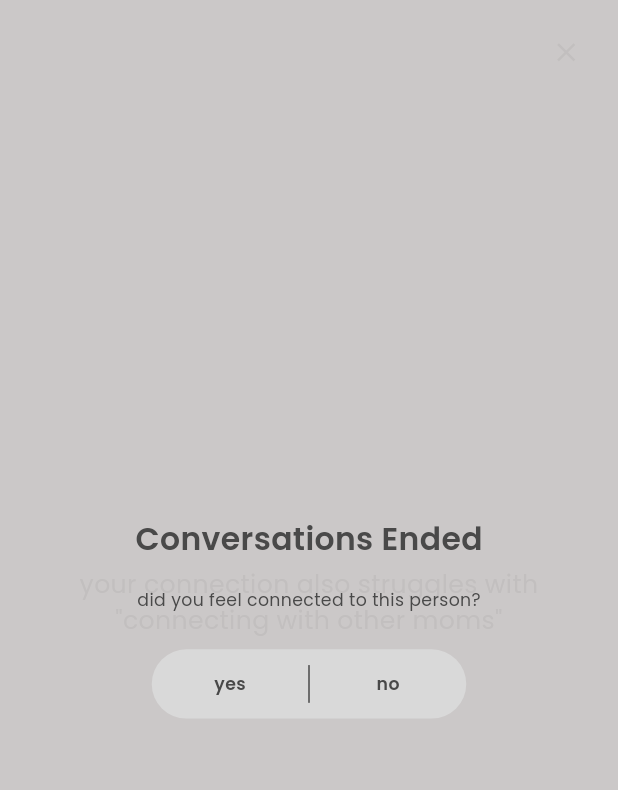
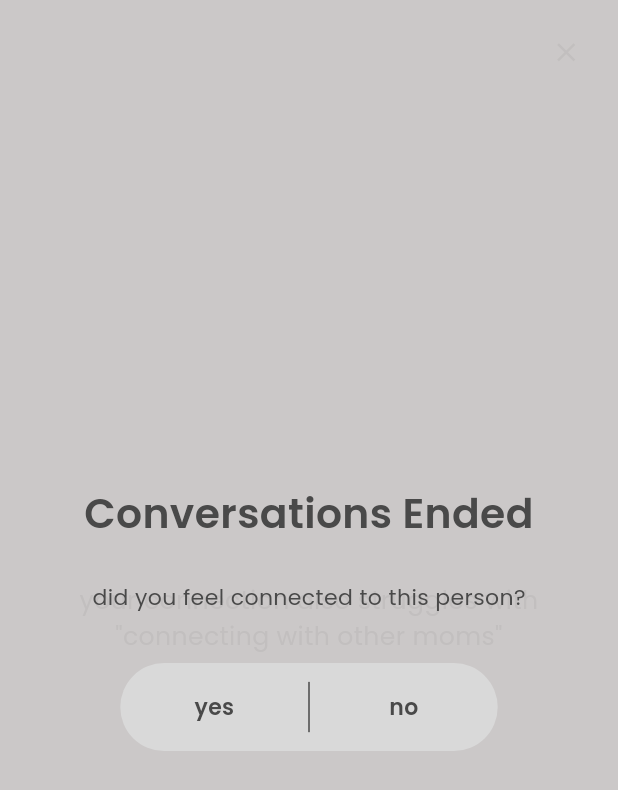
Before and after one commit to alex645324/momsbond.com, a Flutter app: the MessagesView screen opened directly with empty values, after a tap on the "close" icon, on a phone screen of 412 x 824 dp. Shown: the top 790 px of the screen. Run offline on Flutter 3.47's test engine with Material 3 defaults, Android fonts, the light colour scheme and no system bars; our stand-ins replace cloud_firestore, firebase_auth, firebase_core, flutter_chat_types, google_fonts, shared_preferences; accounts and stored records are empty.

Commit message:
chat section done with UI and funcation implementation

```diff
--- a/lib/Templates/chat_text_field.dart
+++ b/lib/Templates/chat_text_field.dart
@@ -63,7 +63,7 @@ class _ChatTextFieldState extends State<ChatTextField> {
   void _log(String msg) => debugPrint('[ChatTextField] $msg');
 
   TextStyle _txt(Color color) => GoogleFonts.poppins(
-        fontSize: 11 * widget.scaleFactor,
+        fontSize: 14 * widget.scaleFactor,
         color: color,
       );
 
@@ -90,7 +90,7 @@ class _ChatTextFieldState extends State<ChatTextField> {
           child: Icon(
             Icons.send,
             color: const Color(0xFF494949),
-            size: 20 * widget.scaleFactor,
+            size: 24 * widget.scaleFactor,
           ),
         ),
       );
@@ -102,7 +102,7 @@ class _ChatTextFieldState extends State<ChatTextField> {
       onPanUpdate: _maybeHandleSwipe,
       child: Container(
         constraints: BoxConstraints(
-          minHeight: 44 * widget.scaleFactor,
+          minHeight: 56 * widget.scaleFactor,
           maxHeight: 120 * widget.scaleFactor,
         ),
         decoration: _outerDecoration,
@@ -123,8 +123,8 @@ class _ChatTextFieldState extends State<ChatTextField> {
             hintText: 'say how you feel...',
             hintStyle: _txt(const Color(0xFF878787)),
             contentPadding: EdgeInsets.symmetric(
-              horizontal: 20 * widget.scaleFactor,
-              vertical: 14 * widget.scaleFactor,
+              horizontal: 24 * widget.scaleFactor,
+              vertical: 18 * widget.scaleFactor,
             ),
             border: InputBorder.none,
             isDense: true,
--- a/lib/config/app_config.dart
+++ b/lib/config/app_config.dart
@@ -1,7 +1,7 @@
 /// Configuration values for the application
 class AppConfig {
   /// Duration of chat conversations in seconds
-  static const int chatDurationSeconds = 300; // 5 minutes
+  static const int chatDurationSeconds = 30; // 5 minutes
 
   // Private constructor to prevent instantiation
   AppConfig._();
--- a/lib/viewmodels/messages_viewmodel.dart
+++ b/lib/viewmodels/messages_viewmodel.dart
@@ -233,8 +233,8 @@ class MessagesViewModel extends ChangeNotifier {
         .collection('conversations')
         .doc(_messagesModel.conversationId)
         .collection('messages')
-        .orderBy('createdAt', descending: true)
-        .limit(50) // Limit to recent messages
+        .orderBy('createdAt', descending: false)
+        .limit(50)
         .snapshots()
         .listen(
           (snapshot) {
--- a/lib/views/messages_view.dart
+++ b/lib/views/messages_view.dart
@@ -5,6 +5,7 @@ import '../models/messages_model.dart';
 import '../viewmodels/messages_viewmodel.dart';
 import '../Templates/chat_text_field.dart';
 import 'dashboard_view.dart';
+import 'package:flutter/animation.dart';
 
 // Holds width / scale data calculated from screen width
 class _LayoutSizes {
@@ -29,6 +30,8 @@ class MessagesView extends StatefulWidget {
 class _MessagesViewState extends State<MessagesView> {
   final ScrollController _scrollController = ScrollController();
   late final Widget _chatTextField;
+  bool _isNearBottom = true;
+  int _previousMessageCount = 0;
 
   // -------------------------------------------------------------------
   // Small private helpers to remove repetition (public API unchanged)
@@ -56,6 +59,9 @@ class _MessagesViewState extends State<MessagesView> {
   void initState() {
     super.initState();
 
+    // Add scroll listener to track user scroll behavior
+    _scrollController.addListener(_onScroll);
+
     // Create ChatTextField once and reuse it
     _chatTextField = LayoutBuilder(
       builder: (context, constraints) {
@@ -74,6 +80,22 @@ class _MessagesViewState extends State<MessagesView> {
     });
   }
 
+  void _onScroll() {
+    if (!_scrollController.hasClients) return;
+
+    final maxScroll = _scrollController.position.maxScrollExtent;
+    final currentScroll = _scrollController.offset;
+
+    // Consider "near bottom" if within 100 pixels of bottom
+    final wasNearBottom = _isNearBottom;
+    _isNearBottom = (maxScroll - currentScroll) < 100;
+
+    // Track if user is actively scrolling (not auto-scroll)
+    if (wasNearBottom != _isNearBottom) {
+      setState(() {});
+    }
+  }
+
   void _navigateToDashboard() {
     if (mounted) {
       // Reset the MessagesViewModel state before navigating
@@ -89,22 +111,32 @@ class _MessagesViewState extends State<MessagesView> {
 
   @override
   void dispose() {
+    _scrollController.removeListener(_onScroll);
     _scrollController.dispose();
     super.dispose();
   }
 
   void _onSendMessage(String text) {
     Provider.of<MessagesViewModel>(context, listen: false).sendMessage(text);
+    // Always scroll to bottom when user sends a message
+    _isNearBottom = true; // Force scroll for sent messages
     _scrollToBottom();
   }
 
   void _scrollToBottom() {
+    if (!_scrollController.hasClients) return;
+
+    // Only auto-scroll if user is near bottom (like iMessage)
+    if (_isNearBottom) {
+      WidgetsBinding.instance.addPostFrameCallback((_) {
         if (_scrollController.hasClients) {
           _scrollController.animateTo(
             _scrollController.position.maxScrollExtent,
-        duration: const Duration(milliseconds: 300),
+            duration: const Duration(milliseconds: 200),
             curve: Curves.easeOut,
           );
+        }
+      });
     }
   }
 
@@ -113,6 +145,23 @@ class _MessagesViewState extends State<MessagesView> {
     return Consumer<MessagesViewModel>(
       child: _chatTextField,
       builder: (context, viewModel, chatTextField) {
+        // Check for new messages and auto-scroll if user is near bottom
+        if (viewModel.messages.length > _previousMessageCount && _isNearBottom) {
+          WidgetsBinding.instance.addPostFrameCallback((_) {
+            _scrollToBottom();
+          });
+        }
+
+        // Initial scroll to bottom when conversation first loads
+        if (_previousMessageCount == 0 && viewModel.messages.isNotEmpty) {
+          _isNearBottom = true; // Ensure we scroll for initial load
+          WidgetsBinding.instance.addPostFrameCallback((_) {
+            _scrollToBottom();
+          });
+        }
+
+        _previousMessageCount = viewModel.messages.length;
+
         if (viewModel.isLoading) {
           return _buildLoadingState();
         }
@@ -178,16 +227,11 @@ class _MessagesViewState extends State<MessagesView> {
             final sizes = _calcSizes(screenWidth);
             final bool isDesktop = screenWidth > 1024;
             final bool isTablet = screenWidth > 768 && screenWidth <= 1024;
-            final double contentWidth = sizes.contentWidth;
             final double scaleFactor = sizes.scaleFactor;
-            final double horizontalPadding =
-                sizes.isMobileWidth ? 0.0 : (screenWidth - contentWidth) / 2;
             final bottomInset = MediaQuery.of(context).viewInsets.bottom;
 
-            return Padding(
-              padding: EdgeInsets.symmetric(horizontal: horizontalPadding),
-              child: Container(
-                width: contentWidth,
+            return Container(
+              width: screenWidth, // Use full screen width
               height: screenHeight,
               child: Stack(
                 children: [
@@ -214,10 +258,10 @@ class _MessagesViewState extends State<MessagesView> {
                   ),
                   // Chat messages area
                   Positioned(
-                      left: 20,
-                      right: 20,
-                      top: 120 * scaleFactor,
-                      bottom: 140 * scaleFactor + bottomInset,
+                    left: 16,
+                    right: 16,
+                    top: 80 * scaleFactor,
+                    bottom: 80 * scaleFactor + bottomInset,
                     child: _buildMessagesArea(viewModel, scaleFactor),
                   ),
 
@@ -253,8 +297,8 @@ class _MessagesViewState extends State<MessagesView> {
                   // Input field at bottom
                   if (viewModel.isConversationActive)
                     Positioned(
-                        left: 20 * scaleFactor,
-                        right: 20 * scaleFactor,
+                      left: 16,
+                      right: 16,
                       bottom: 20 * scaleFactor + bottomInset,
                       child: chatTextField,
                     ),
@@ -263,7 +307,6 @@ class _MessagesViewState extends State<MessagesView> {
                   if (viewModel.showEndOverlay)
                     _buildEndOverlay(viewModel, scaleFactor),
                 ],
-                ),
               ),
             );
           },
@@ -285,9 +328,14 @@ class _MessagesViewState extends State<MessagesView> {
 
     return ListView.builder(
       controller: _scrollController,
-      reverse: true, // Show newest messages at bottom
+      // Natural order - no reverse, messages flow chronologically from top to bottom
       itemCount: viewModel.messages.length,
+      padding: EdgeInsets.only(
+        top: 8 * scaleFactor,
+        bottom: 8 * scaleFactor,
+      ),
       itemBuilder: (context, index) {
+        // Natural indexing - messages are already in chronological order
         final message = viewModel.messages[index];
         return _buildMessageBubble(message, scaleFactor);
       },
@@ -304,12 +352,12 @@ class _MessagesViewState extends State<MessagesView> {
             ? MainAxisAlignment.end
             : MainAxisAlignment.start,
         children: [
-          if (!isCurrentUser) SizedBox(width: 45 * scaleFactor),
+          if (!isCurrentUser) SizedBox(width: 0),
           Flexible(
             child: Container(
               padding: EdgeInsets.symmetric(
-                horizontal: 16 * scaleFactor,
-                vertical: 12 * scaleFactor,
+                horizontal: 20 * scaleFactor,
+                vertical: 16 * scaleFactor,
               ),
               decoration: BoxDecoration(
                 color: isCurrentUser
@@ -328,13 +376,13 @@ class _MessagesViewState extends State<MessagesView> {
               ),
               child: Text(
                 message.text,
-                style: _txt(11, scaleFactor, FontWeight.w400, const Color(0xFF494949)),
+                style: _txt(14, scaleFactor, FontWeight.w400, const Color(0xFF494949)),
                 softWrap: true,
                 overflow: TextOverflow.visible,
               ),
             ),
           ),
-          if (isCurrentUser) SizedBox(width: 45 * scaleFactor),
+          if (isCurrentUser) SizedBox(width: 0),
         ],
       ),
     );
@@ -342,17 +390,19 @@ class _MessagesViewState extends State<MessagesView> {
 
   Widget _buildEndOverlay(MessagesViewModel viewModel, double scaleFactor) {
     return Positioned.fill(
+      child: _FadeInWrapper(
         child: Container(
-        color: const Color(0xFFC8C5C5).withValues(alpha: 0.9),
+          color: const Color(0xFFC8C5C5).withOpacity(0.9),
           child: Center(
             child: Column(
               mainAxisSize: MainAxisSize.min,
               children: [
                 Text(
                   'Conversations Ended',
-                style: _txt(20, scaleFactor, FontWeight.w600, const Color(0xFF494949)),
+                  textAlign: TextAlign.center,
+                  style: _txt(26, scaleFactor, FontWeight.w600, const Color(0xFF494949)),
                 ),
-              SizedBox(height: 16 * scaleFactor),
+                SizedBox(height: 24 * scaleFactor),
 
                 // Show different content based on conversation end step
                 if (viewModel.messagesModel.showAcknowledgment)
@@ -360,6 +410,7 @@ class _MessagesViewState extends State<MessagesView> {
                 else if (viewModel.messagesModel.showFeedbackPrompt || viewModel.messagesModel.showFeedbackButtons)
                   _buildFeedbackContent(viewModel, scaleFactor),
               ],
+            ),
           ),
         ),
       ),
@@ -372,29 +423,29 @@ class _MessagesViewState extends State<MessagesView> {
       children: [
         Text(
           'did you feel connected to this person?',
-          style: _txt(11, scaleFactor, FontWeight.w400, const Color(0xFF494949)),
+          style: _txt(14, scaleFactor, FontWeight.w400, const Color(0xFF494949)),
         ),
-        SizedBox(height: 24 * scaleFactor),
+        SizedBox(height: 32 * scaleFactor),
 
         // Binary choice button or loading indicator
         if (viewModel.messagesModel.isSubmittingFeedback)
           Column(
             children: [
               const CircularProgressIndicator(),
-              SizedBox(height: 8 * scaleFactor),
+              SizedBox(height: 12 * scaleFactor),
               Text(
                 'Saving your feedback...',
-                style: _txt(10, scaleFactor, FontWeight.normal, const Color(0xFF494949)),
+                style: _txt(12, scaleFactor, FontWeight.normal, const Color(0xFF494949)),
               ),
             ],
           )
         else
           Container(
-            width: 200 * scaleFactor,
-            height: 44 * scaleFactor,
+            width: 240 * scaleFactor,
+            height: 56 * scaleFactor,
             decoration: BoxDecoration(
               color: const Color(0xFFD9D9D9),
-              borderRadius: BorderRadius.circular(22 * scaleFactor),
+              borderRadius: BorderRadius.circular(28 * scaleFactor),
             ),
             child: Row(
               children: [
@@ -414,14 +465,14 @@ class _MessagesViewState extends State<MessagesView> {
                             ? const Color(0xFF494949).withValues(alpha: 0.2)
                             : Colors.transparent,
                         borderRadius: BorderRadius.only(
-                          topLeft: Radius.circular(22 * scaleFactor),
-                          bottomLeft: Radius.circular(22 * scaleFactor),
+                          topLeft: Radius.circular(28 * scaleFactor),
+                          bottomLeft: Radius.circular(28 * scaleFactor),
                         ),
                       ),
                       child: Center(
                         child: Text(
                           'yes',
-                          style: _txt(11, scaleFactor, FontWeight.w600, const Color(0xFF494949)),
+                          style: _txt(14, scaleFactor, FontWeight.w600, const Color(0xFF494949)),
                         ),
                       ),
                     ),
@@ -430,7 +481,7 @@ class _MessagesViewState extends State<MessagesView> {
                 // Vertical divider
                 Container(
                   width: 1,
-                  height: 24 * scaleFactor,
+                  height: 32 * scaleFactor,
                   color: const Color(0xFF494949),
                 ),
                 // No option
@@ -449,14 +500,14 @@ class _MessagesViewState extends State<MessagesView> {
                             ? const Color(0xFF494949).withValues(alpha: 0.2)
                             : Colors.transparent,
                         borderRadius: BorderRadius.only(
-                          topRight: Radius.circular(22 * scaleFactor),
-                          bottomRight: Radius.circular(22 * scaleFactor),
+                          topRight: Radius.circular(28 * scaleFactor),
+                          bottomRight: Radius.circular(28 * scaleFactor),
                         ),
                       ),
                       child: Center(
                         child: Text(
                           'no',
-                          style: _txt(11, scaleFactor, FontWeight.w600, const Color(0xFF494949)),
+                          style: _txt(14, scaleFactor, FontWeight.w600, const Color(0xFF494949)),
                         ),
                       ),
                     ),
@@ -515,3 +566,34 @@ class _MessagesViewState extends State<MessagesView> {
     );
   }
 }
+
+// Small helper widget to fade-in its child once when inserted
+class _FadeInWrapper extends StatefulWidget {
+  final Widget child;
+  final Duration duration;
+  const _FadeInWrapper({Key? key, required this.child, this.duration = const Duration(milliseconds: 400)}) : super(key: key);
+
+  @override
+  _FadeInWrapperState createState() => _FadeInWrapperState();
+}
+
+class _FadeInWrapperState extends State<_FadeInWrapper> with SingleTickerProviderStateMixin {
+  late final AnimationController _controller;
+
+  @override
+  void initState() {
+    super.initState();
+    _controller = AnimationController(vsync: this, duration: widget.duration)..forward();
+  }
+
+  @override
+  void dispose() {
+    _controller.dispose();
+    super.dispose();
+  }
+
+  @override
+  Widget build(BuildContext context) {
+    return FadeTransition(opacity: _controller, child: widget.child);
+  }
+}
```
Also changed, not shown: flutter_02.png (added). Lines whose indentation alone changed are shown as unchanged.
